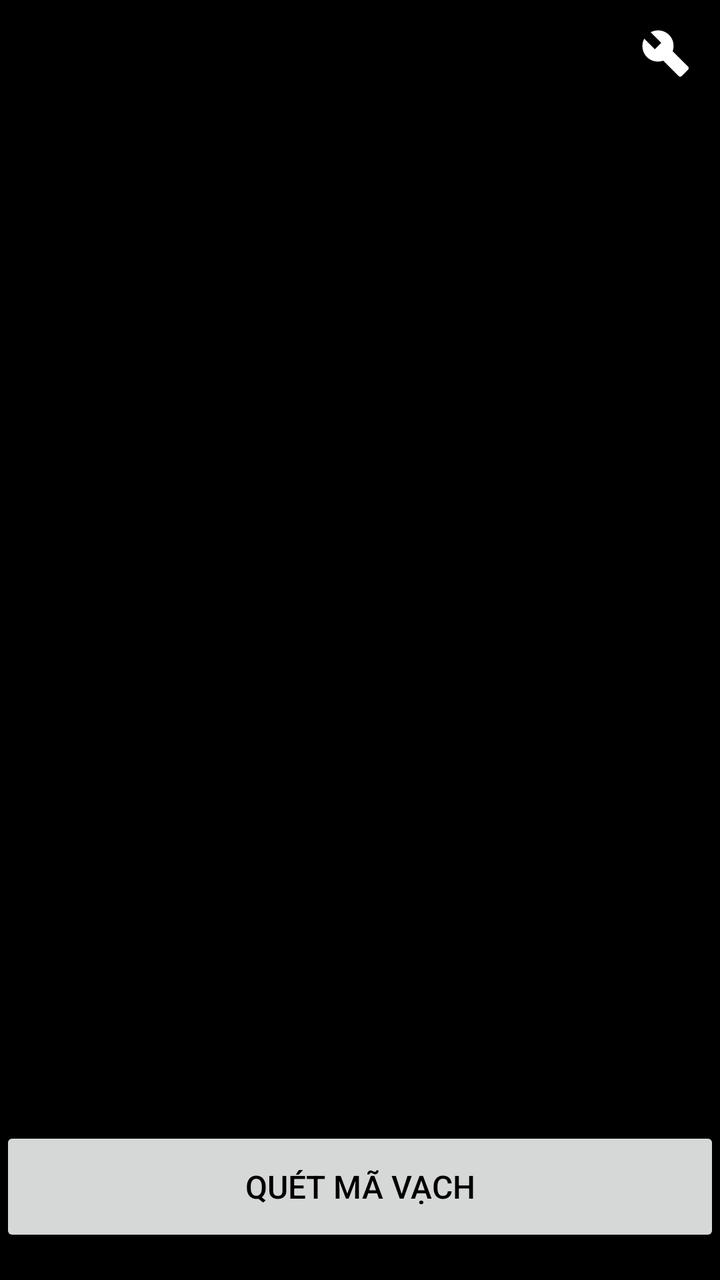
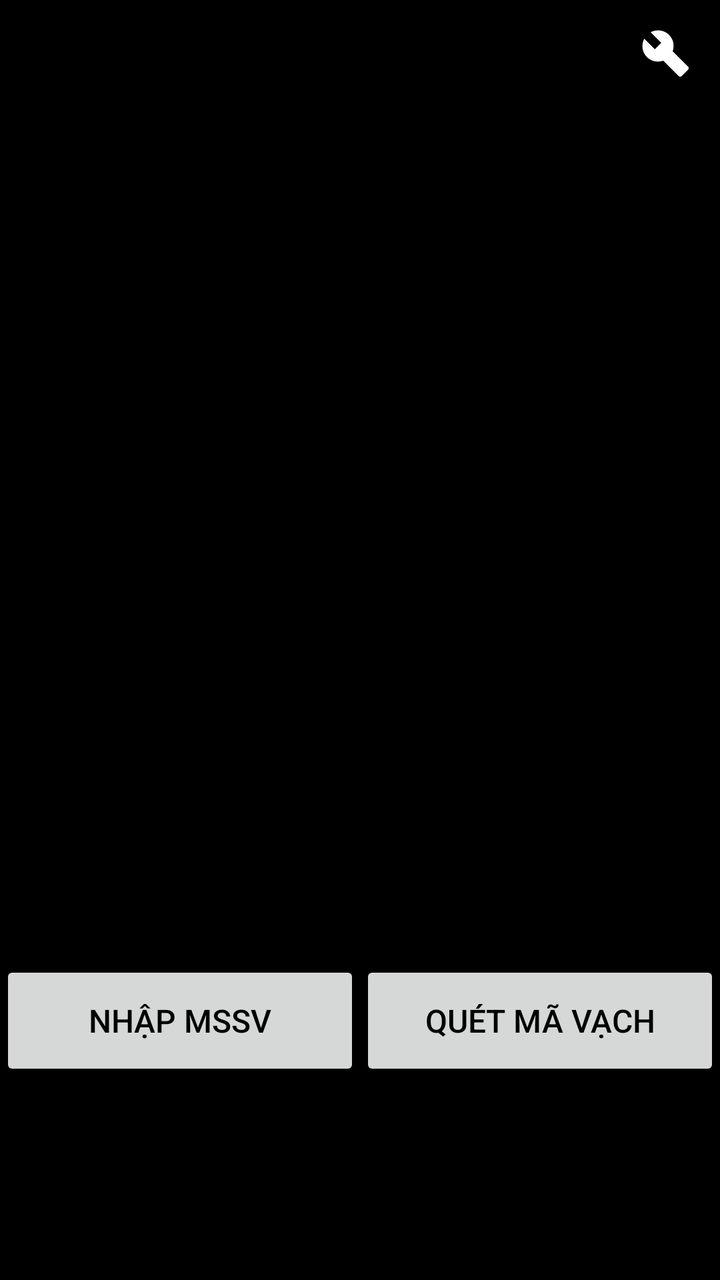

An Android layout rendered at two revisions. The XML below is the earlier revision; the diff shows what the commit changed to produce the second picture.
<!-- AndroidManifest.xml: application theme AppTheme -->
<!-- res/layout/activity_menu.xml -->
<?xml version="1.0" encoding="utf-8"?>
<androidx.constraintlayout.widget.ConstraintLayout xmlns:android="http://schemas.android.com/apk/res/android"
    xmlns:app="http://schemas.android.com/apk/res-auto"
    xmlns:tools="http://schemas.android.com/tools"
    android:layout_width="match_parent"
    android:layout_height="match_parent"
    android:background="#000000">

    <ImageView
        android:id="@+id/setting_button"
        android:layout_width="54dp"
        android:layout_height="54dp"
        android:background="#000000"
        android:contentDescription="@string/todo"
        android:src="@drawable/ic_setting"
        app:layout_constraintEnd_toEndOf="parent"
        app:layout_constraintTop_toTopOf="parent" />

    <View
        android:id="@+id/horizontal_ruler"
        android:layout_width="match_parent"
        android:layout_height="1dp"
        app:layout_constraintBottom_toBottomOf="parent"
        app:layout_constraintEnd_toEndOf="parent"
        app:layout_constraintStart_toStartOf="parent"
        app:layout_constraintTop_toTopOf="parent"
        app:layout_constraintVertical_bias="0.88" />

    <LinearLayout
        android:layout_width="match_parent"
        android:layout_height="60dp"
        android:background="#000000"
        android:orientation="horizontal"
        app:layout_constraintEnd_toEndOf="parent"
        app:layout_constraintStart_toStartOf="parent"
        app:layout_constraintTop_toBottomOf="@id/horizontal_ruler">

        <Button
            android:id="@+id/button_quet"
            android:layout_width="0dp"
            android:layout_height="match_parent"
            android:layout_weight="1"
            android:text="@string/qu_t"
            android:textColor="#000000"
            android:textSize="16sp" />
    </LinearLayout>
</androidx.constraintlayout.widget.ConstraintLayout>
<!-- resources referenced by this layout -->
<resources>
  <!-- drawable ic_setting (drawable) -->
  <vector xmlns:android="http://schemas.android.com/apk/res/android" android:height="24dp" android:tint="#FFFFFF" android:viewportHeight="24" android:viewportWidth="24" android:width="24dp">
      <path
          android:fillColor="@android:color/white"
          android:fillType="evenOdd"
          android:pathData="M13.49,11.38c0.43,-1.22 0.17,-2.64 -0.81,-3.62c-1.11,-1.11 -2.79,-1.3 -4.1,-0.59l2.35,2.35l-1.41,1.41L7.17,8.58c-0.71,1.32 -0.52,2.99 0.59,4.1c0.98,0.98 2.4,1.24 3.62,0.81l3.41,3.41c0.2,0.2 0.51,0.2 0.71,0l1.4,-1.4c0.2,-0.2 0.2,-0.51 0,-0.71L13.49,11.38z"/>
  </vector>
  <string name="qu_t">Quét mã vạch</string>
  <string name="todo">TODO</string>
  <style name="AppTheme" parent="Theme.AppCompat.Light.DarkActionBar">
      </style>
</resources>

<!-- the commit's change to res/layout/activity_menu.xml (unified diff, before → after) -->
@@ -24,7 +24,7 @@
         app:layout_constraintEnd_toEndOf="parent"
         app:layout_constraintStart_toStartOf="parent"
         app:layout_constraintTop_toTopOf="parent"
-        app:layout_constraintVertical_bias="0.88" />
+        app:layout_constraintVertical_bias="0.75" />
 
     <LinearLayout
         android:layout_width="match_parent"
@@ -36,6 +36,15 @@
         app:layout_constraintTop_toBottomOf="@id/horizontal_ruler">
 
         <Button
+            android:id="@+id/button_nhap_ma"
+            android:layout_width="0dp"
+            android:layout_height="match_parent"
+            android:layout_weight="1"
+            android:text="@string/nh_p_mssv"
+            android:textColor="#000000"
+            android:textSize="16sp" />
+
+        <Button
             android:id="@+id/button_quet"
             android:layout_width="0dp"
             android:layout_height="match_parent"
<!-- resource entries referenced after the edit -->
@@ -7,6 +7,7 @@
           android:fillType="evenOdd"
           android:pathData="M13.49,11.38c0.43,-1.22 0.17,-2.64 -0.81,-3.62c-1.11,-1.11 -2.79,-1.3 -4.1,-0.59l2.35,2.35l-1.41,1.41L7.17,8.58c-0.71,1.32 -0.52,2.99 0.59,4.1c0.98,0.98 2.4,1.24 3.62,0.81l3.41,3.41c0.2,0.2 0.51,0.2 0.71,0l1.4,-1.4c0.2,-0.2 0.2,-0.51 0,-0.71L13.49,11.38z"/>
   </vector>
+  <string name="nh_p_mssv">Nhập MSSV</string>
   <string name="qu_t">Quét mã vạch</string>
   <string name="todo">TODO</string>
   <style name="AppTheme" parent="Theme.AppCompat.Light.DarkActionBar">
